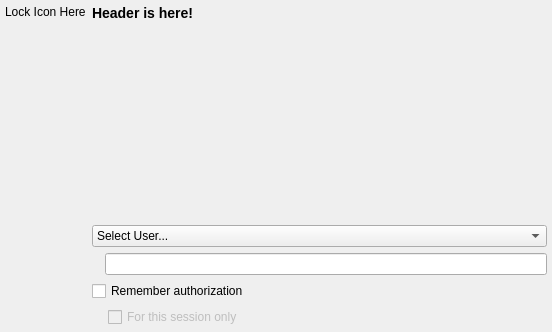
Old version of the form authdialogui.ui in the repository KDE/polkit-kde-agent-1.
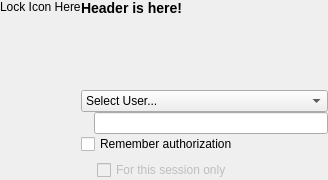
New version of the form. Custom widgets are drawn as their Qt base class.

```diff
--- a/authdialogui.ui
+++ b/authdialogui.ui
@@ -5,16 +5,31 @@
    <rect>
     <x>0</x>
     <y>0</y>
-    <width>552</width>
-    <height>332</height>
+    <width>328</width>
+    <height>180</height>
    </rect>
   </property>
+  <property name="sizePolicy" >
+   <sizepolicy vsizetype="Minimum" hsizetype="Minimum" >
+    <horstretch>0</horstretch>
+    <verstretch>0</verstretch>
+   </sizepolicy>
+  </property>
+  <property name="minimumSize" >
+   <size>
+    <width>328</width>
+    <height>180</height>
+   </size>
+  </property>
   <property name="windowTitle" >
    <string>Authentication Required</string>
   </property>
   <layout class="QGridLayout" >
    <property name="margin" >
-    <number>5</number>
+    <number>0</number>
+   </property>
+   <property name="spacing" >
+    <number>0</number>
    </property>
    <item rowspan="4" row="0" column="0" >
     <layout class="QVBoxLayout" >
```
